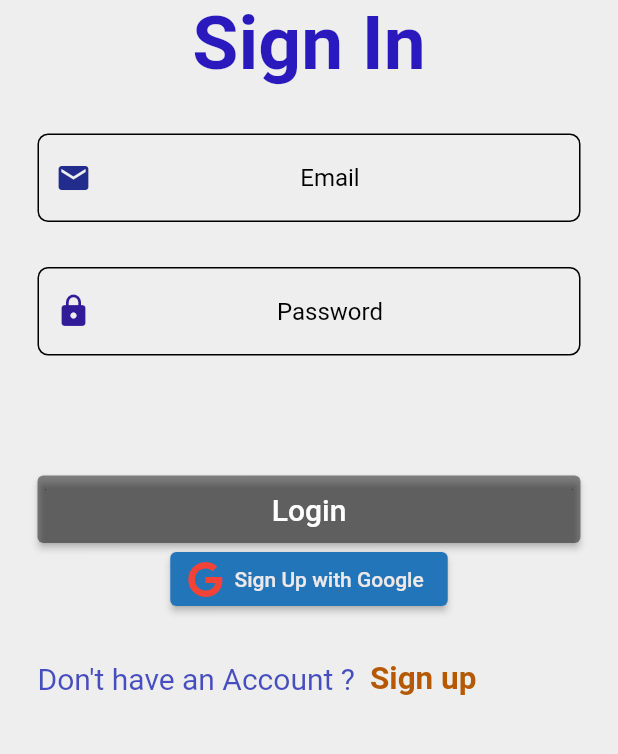
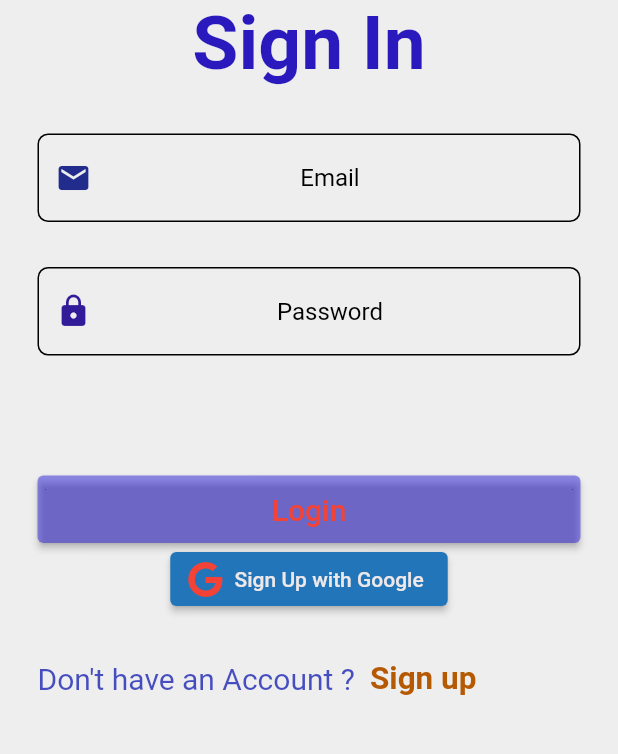
Before and after one commit to monk63/Team-Project, a Flutter app: the screen it shows after launch, on a phone screen of 412 x 824 dp, the part 390-1144 px from its top. Run offline on Flutter 3.47's test engine with Material 2 defaults, Android fonts, the phone set to English and light mode, and no system bars; our stand-ins replace awesome_notifications, cloud_firestore, firebase_auth, firebase_core, firebase_messaging, fluttertoast and 3 more; missing offline and left inert: flutter_launcher_icons; accounts and stored records are empty.

Commit message:
we go see

```diff
--- a/Do It/lib/Component/button.dart
+++ b/Do It/lib/Component/button.dart
@@ -1,4 +1,5 @@
 import 'package:flutter/material.dart';
+import 'package:flutter_launcher_icons/xml_templates.dart';
 
 class LoginSignupButton extends StatelessWidget {
   final String title;
@@ -19,11 +20,12 @@ class LoginSignupButton extends StatelessWidget {
             padding: const EdgeInsets.all(8.0),
             child: Text(
               title,
-              style: TextStyle(fontSize: 20),
+              style: TextStyle(fontSize: 20,color: Colors.red,),
+
             ),
           ),
           style: ButtonStyle(
-            backgroundColor: MaterialStateProperty.all(Colors.black45),
+            backgroundColor: MaterialStateProperty.all(Color.fromARGB(115, 30, 16, 223)),
           ),
         ),
       ),
--- a/Do It/lib/main.dart
+++ b/Do It/lib/main.dart
@@ -8,7 +8,7 @@ import '../Component/google_sign_in.dart';
 import 'package:firebase_auth/firebase_auth.dart';
 import 'package:firebase_messaging/firebase_messaging.dart';
 //source: https://github.com/dragneel2074/login_logout_app/blob/master/lib/Screens/Home_Screen.dart
-
+// Source : https://resocoder.com/2021/08/13/flutter-awesome-notifications-create-local-notifications-with-ease/
 
 Future<void> _firebaseMessagingBackgroundHandler(RemoteMessage message) async {
   // If you're going to use other Firebase services in the background, such as Firestore,
```
